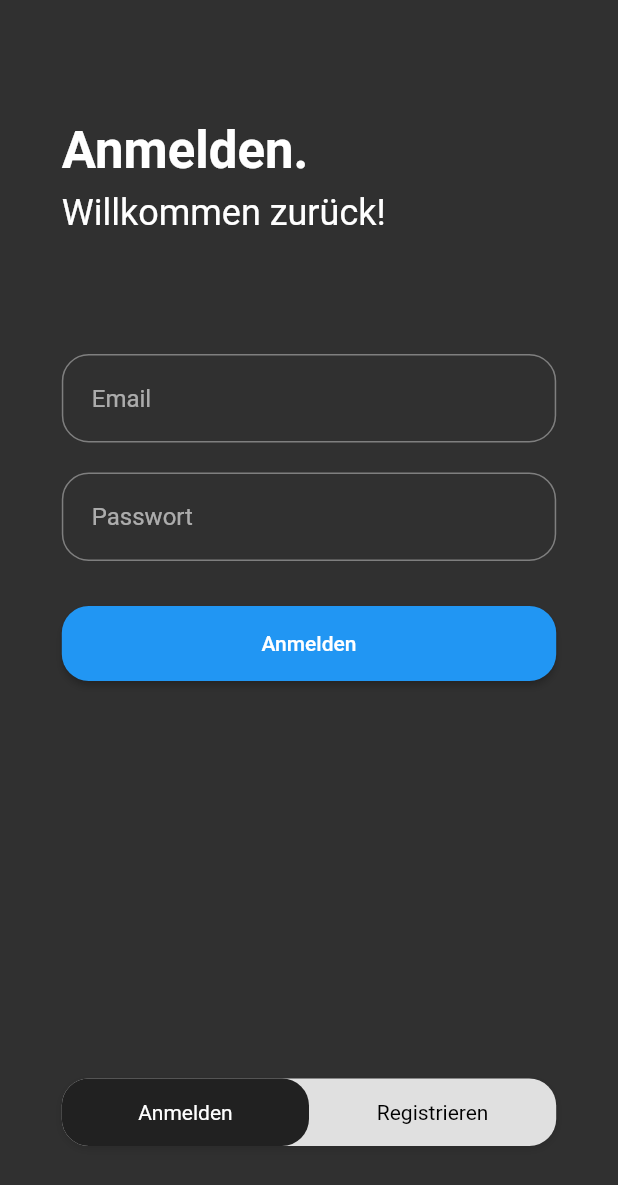
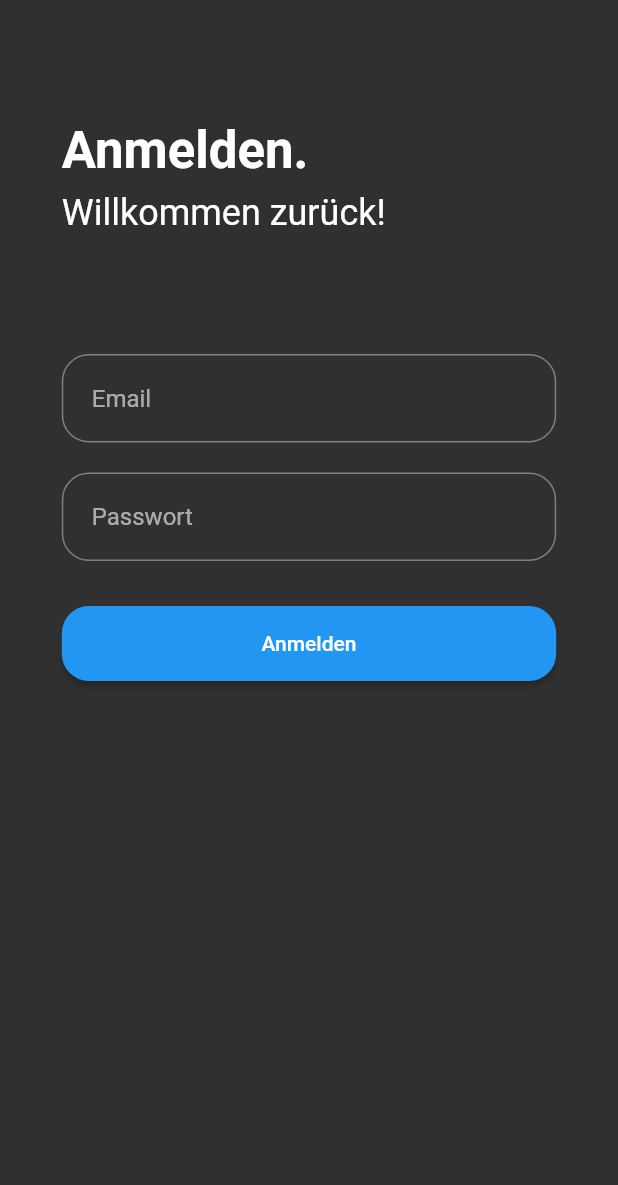
Before and after one commit to Bennet303/coronatestergebnis-mobil, a Flutter app: the screen it shows after launch, on a phone screen of 412 x 824 dp. Shown: the top 1185 px of the screen. Run offline on Flutter 3.47's test engine with Material 2 defaults, Android fonts, the phone set to English and light mode, and no system bars; drawn by our look-alikes of flutter_toggle_tab; our stand-ins replace bloc, cloud_firestore, dartz, equatable, firebase_auth, firebase_core and 3 more; missing offline and left inert: flutter_barcode_scanner; accounts and stored records are empty.

Commit message:
add qr presentation

```diff
--- a/lib/features/authentication/presentation/bloc/authentication.page_bloc/authentication_page_event.dart
+++ /dev/null
@@ -1,12 +0,0 @@
-part of 'authentication_page_bloc.dart';
-
-abstract class AuthenticationPageEvent extends Equatable {
-  const AuthenticationPageEvent();
-
-  @override
-  List<Object> get props => [];
-}
-
-class AuthenticationSignInSelected extends AuthenticationPageEvent {}
-
-class AuthenticationRegisterSelected extends AuthenticationPageEvent {}
--- a/lib/features/authentication/presentation/bloc/authentication.page_bloc/authentication_page_state.dart
+++ /dev/null
@@ -1,12 +0,0 @@
-part of 'authentication_page_bloc.dart';
-
-abstract class AuthenticationPageState extends Equatable {
-  const AuthenticationPageState();
-
-  @override
-  List<Object> get props => [];
-}
-
-class AuthenticationSignInPage extends AuthenticationPageState {}
-
-class AuthenticationRegisterPage extends AuthenticationPageState {}
--- a/lib/features/authentication/presentation/pages/authentication.page.dart
+++ b/lib/features/authentication/presentation/pages/authentication.page.dart
@@ -1,4 +1,3 @@
-import 'package:coronatestergebnis_app/features/authentication/presentation/bloc/authentication.page_bloc/authentication_page_bloc.dart';
 import 'package:coronatestergebnis_app/features/authentication/presentation/pages/authentication.page.content.dart';
 import 'package:coronatestergebnis_app/features/authentication/presentation/widgets/sign.in.register.switch.dart';
 import 'package:coronatestergebnis_app/features/home/presentation/pages/home.page.dart';
@@ -10,9 +9,7 @@ import '../bloc/authentication_bloc.dart';
 class AuthenticationPage extends StatelessWidget {
   @override
   Widget build(BuildContext context) {
-    return BlocProvider(
-      create: (context) => AuthenticationPageBloc(),
-      child: BlocListener<AuthenticationBloc, AuthenticationState>(
+    return BlocListener<AuthenticationBloc, AuthenticationState>(
       listener: (context, state) {
         if (state is UserSignedIn) {
           final route = MaterialPageRoute(
@@ -44,7 +41,6 @@ class AuthenticationPage extends StatelessWidget {
           ),
         ),
       ),
-      ),
     );
   }
 }
--- a/lib/features/authentication/presentation/widgets/sign.in.register.switch.dart
+++ b/lib/features/authentication/presentation/widgets/sign.in.register.switch.dart
@@ -1,4 +1,3 @@
-import 'package:coronatestergebnis_app/features/authentication/presentation/bloc/authentication.page_bloc/authentication_page_bloc.dart';
 import 'package:flutter/cupertino.dart';
 import 'package:flutter/material.dart';
 import 'package:flutter_bloc/flutter_bloc.dart';
@@ -14,24 +13,16 @@ class _SignInRegisterSwitchState extends State<SignInRegisterSwitch> {
 
   @override
   Widget build(BuildContext context) {
-    return BlocBuilder<AuthenticationPageBloc, AuthenticationPageState>(
-      builder: (context, state) => FlutterToggleTab(
-        width: 80,
-        borderRadius: 18,
-        selectedLabelIndex: (i) {},
-        initialIndex: _stateToIndex(state),
-        unSelectedTextStyle: TextStyle(color: Colors.black),
-        selectedTextStyle: TextStyle(color: Colors.white),
-        labels: ["Anmelden", "Registrieren"],
-      ),
-    );
-  }
-
-  int _stateToIndex(AuthenticationPageState state) {
-    if (state is AuthenticationSignInPage)
-      return 0;
-    else if (state is AuthenticationRegisterPage) return 1;
-    throw Exception('Invalid State');
+    return Container();
+    // FlutterToggleTab(
+    //     width: 80,
+    //     borderRadius: 18,
+    //     selectedLabelIndex: (i) {},
+    //     initialIndex: _stateToIndex(state),
+    //     unSelectedTextStyle: TextStyle(color: Colors.black),
+    //     selectedTextStyle: TextStyle(color: Colors.white),
+    //     labels: ["Anmelden", "Registrieren"],
+    //   );
   }
 }
 
--- a/lib/features/home/presentation/widgets/tab.navigation.bar.dart
+++ b/lib/features/home/presentation/widgets/tab.navigation.bar.dart
@@ -1,13 +1,19 @@
 import 'package:flutter/material.dart';
 
 class TabNavigationBar extends StatelessWidget {
+  final void Function(int) onTap;
+  final int currentIndex;
   const TabNavigationBar({
     Key? key,
+    required this.onTap,
+    required this.currentIndex,
   }) : super(key: key);
 
   @override
   Widget build(BuildContext context) {
     return BottomNavigationBar(
+      onTap: onTap,
+      currentIndex: currentIndex,
       showSelectedLabels: false,
       showUnselectedLabels: false,
       enableFeedback: false,
--- /dev/null
+++ b/lib/features/qr_scan/domain/usecases/join.class.dart
@@ -0,0 +1 @@
+class JoinClassUsecase {}
--- /dev/null
+++ b/lib/features/qr_scan/domain/usecases/scan.code.dart
@@ -0,0 +1 @@
+class ScanCodeUsecase {}
--- /dev/null
+++ b/lib/features/qr_scan/presentation/bloc/qr_scan_event.dart
@@ -0,0 +1,3 @@
+part of 'qr_scan_bloc.dart';
+@immutable
+abstract class QrScanEvent {}
--- /dev/null
+++ b/lib/features/qr_scan/presentation/bloc/qr_scan_state.dart
@@ -0,0 +1,4 @@
+part of 'qr_scan_bloc.dart';
+@immutable
+abstract class QrScanState {}
+class QrScanInitial extends QrScanState {}
--- a/pubspec.yaml
+++ b/pubspec.yaml
@@ -32,6 +32,7 @@ dependencies:
   equatable: ^2.0.2
   flutter_toggle_tab: ^1.1.4
   modal_bottom_sheet: ^2.0.0
+  flutter_barcode_scanner: ^2.0.0
 
 
   # The following adds the Cupertino Icons font to your application.
```
Also changed, not shown: lib/features/authentication/presentation/bloc/authentication.page_bloc/authentication_page_bloc.dart (deleted, +0 -27 lines), lib/features/home/presentation/pages/home.page.dart (+44 -15 lines), lib/features/qr_scan/presentation/bloc/qr_scan_bloc.dart (added, +14 -0 lines), lib/features/qr_scan/presentation/pages/join.class.page.dart (added, +88 -0 lines), lib/features/qr_scan/presentation/pages/qr.scan.page.dart (added, +39 -0 lines), pubspec.lock. Lines whose indentation alone changed are shown as unchanged.
